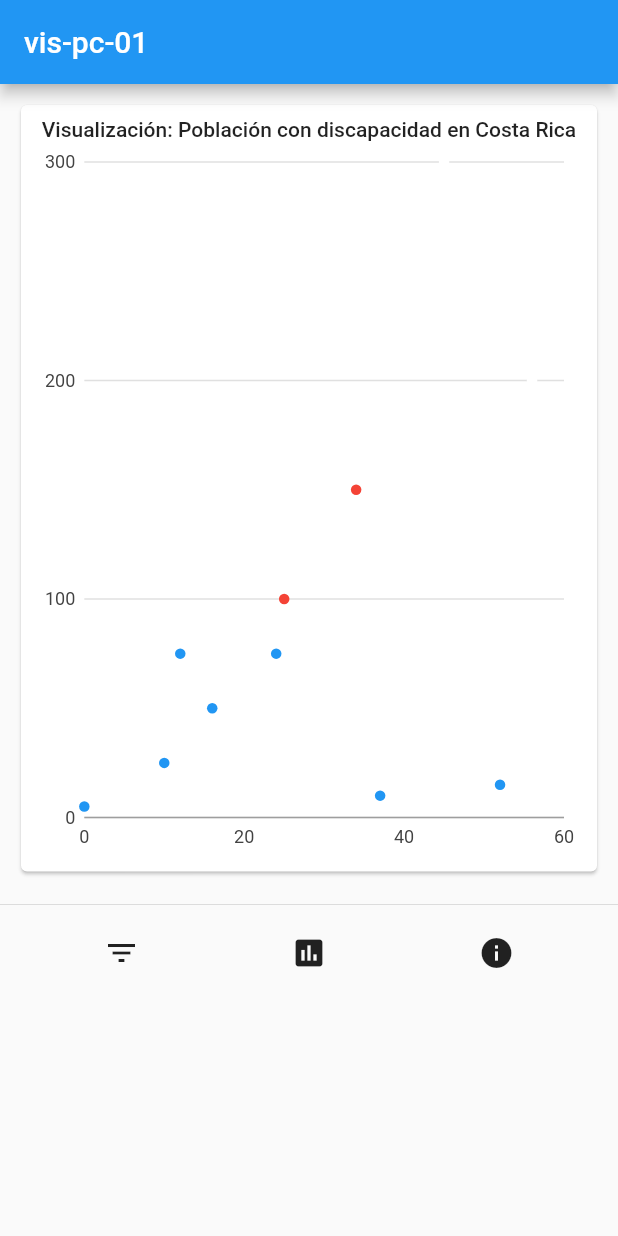
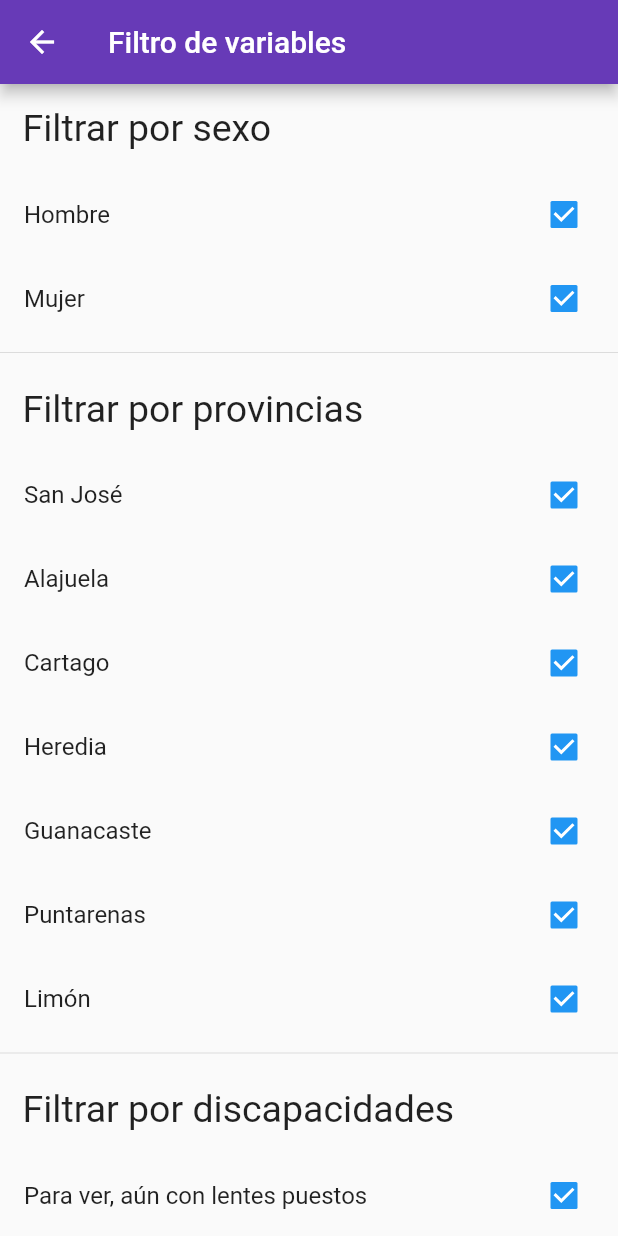
Before and after one commit to andrescornejo/vis-pc-01, a Flutter app: the screen it shows after launch, after a tap on the "filter list" icon, on a phone screen of 412 x 824 dp. Run offline on Flutter 3.47's test engine with Material 2 defaults, Android fonts, the phone set to English and light mode, and no system bars; our stand-ins replace charts_flutter; statements that could not run were skipped.

Commit message:
[incomplete] Filter logic is incomplete.

```diff
--- /dev/null
+++ b/vis_pc_01/lib/dataFilter.dart
@@ -0,0 +1,191 @@
+import 'package:flutter/material.dart';
+import 'package:vispc01/globals.dart' as globals;
+
+class DataFilter extends StatefulWidget {
+  @override
+  DataFilterState createState() => new DataFilterState();
+}
+
+class DataFilterState extends State<DataFilter>{
+
+  @override
+  Widget build(BuildContext context) {
+    return Scaffold(
+      appBar: AppBar(
+        title: Text("Filtro de variables"),
+        backgroundColor: Colors.deepPurple,
+      ),
+      body: ListView(
+        children: <Widget>[
+
+          //SEX FILTER
+          Padding(
+            padding: const EdgeInsets.all(15.0),
+            child: Text(
+              "Filtrar por sexo",
+              style: TextStyle(
+                fontSize: 25.0,
+              ),
+            ),
+          ),
+          CheckboxListTile(
+            title: Text('Hombre'),
+            value: globals.sexM,
+            onChanged: (bool newValue) {
+              setState(() {globals.sexM = newValue;});
+            },
+          ),
+          CheckboxListTile(
+            title: Text('Mujer'),
+            value: globals.sexF,
+            onChanged: (bool newValue) {
+              setState(() {globals.sexF = newValue;});
+            },
+          ),
+          Divider(),
+
+
+          //PROVINCE FILTER
+          Padding(
+              padding: const EdgeInsets.all(15.0),
+              child: Text(
+                "Filtrar por provincias",
+                style: TextStyle(
+                    fontSize: 25.0,
+                ),
+              ),
+          ),
+          CheckboxListTile(
+            title: Text('San José'),
+            value: globals.provSJ,
+            onChanged: (bool newValue) {
+              setState(() {globals.provSJ = newValue;});
+            },
+          ),
+          CheckboxListTile(
+            title: Text('Alajuela'),
+            value: globals.provAL,
+            onChanged: (bool newValue) {
+              setState(() {globals.provAL = newValue;});
+            },
+          ),
+          CheckboxListTile(
+            title: Text('Cartago'),
+            value: globals.provCAR,
+            onChanged: (bool newValue) {
+              setState(() {globals.provCAR = newValue;});
+            },
+          ),
+          CheckboxListTile(
+            title: Text('Heredia'),
+            value: globals.provHER,
+            onChanged: (bool newValue) {
+              setState(() {globals.provHER = newValue;});
+            },
+          ),
+          CheckboxListTile(
+            title: Text('Guanacaste'),
+            value: globals.provGUAN,
+            onChanged: (bool newValue) {
+              setState(() {globals.provGUAN = newValue;});
+            },
+          ),
+          CheckboxListTile(
+            title: Text('Puntarenas'),
+            value: globals.provPUN,
+            onChanged: (bool newValue) {
+              setState(() {globals.provPUN= newValue;});
+            },
+          ),
+          CheckboxListTile(
+            title: Text('Limón'),
+            value: globals.provLIM,
+            onChanged: (bool newValue) {
+              setState(() {globals.provLIM = newValue;});
+            },
+          ),
+          Divider(),
+
+
+          //DISABILITY FILTER
+          Padding(
+            padding: const EdgeInsets.all(15.0),
+            child: Text(
+              "Filtrar por discapacidades",
+              style: TextStyle(
+                fontSize: 25.0,
+              ),
+            ),
+          ),
+          CheckboxListTile(
+            title: Text('Para ver, aún con lentes puestos'),
+            value: globals.disblEYES,
+            onChanged: (bool newValue) {
+              setState(() {globals.disblEYES = newValue;});
+            },
+          ),
+          CheckboxListTile(
+            title: Text('Para oir'),
+            value: globals.disblEARS,
+            onChanged: (bool newValue) {
+              setState(() {globals.disblEARS = newValue;});
+            },
+          ),
+          CheckboxListTile(
+            title: Text('Para hablar'),
+            value: globals.disblTALK,
+            onChanged: (bool newValue) {
+              setState(() {globals.disblTALK = newValue;});
+            },
+          ),
+          CheckboxListTile(
+            title: Text('Para caminar'),
+            value: globals.disblWALK,
+            onChanged: (bool newValue) {
+              setState(() {globals.disblWALK = newValue;});
+            },
+          ),
+          CheckboxListTile(
+            title: Text('Para utilizar brazos o manos'),
+            value: globals.disblARMS,
+            onChanged: (bool newValue) {
+              setState(() {globals.disblARMS = newValue;});
+            },
+          ),
+          CheckboxListTile(
+            title: Text('Del tipo intelectual'),
+            value: globals.disblINTEL,
+            onChanged: (bool newValue) {
+              setState(() {globals.disblINTEL = newValue;});
+            },
+          ),
+          CheckboxListTile(
+            title: Text('Del tipo mental'),
+            value: globals.disblMIND,
+            onChanged: (bool newValue) {
+              setState(() {globals.disblMIND = newValue;});
+            },
+          ),
+
+
+          //AGE GROUP FILTER
+          Padding(
+            padding: const EdgeInsets.all(15.0),
+            child: Text(
+              "Filtrar por discapacidades",
+              style: TextStyle(
+                fontSize: 25.0,
+              ),
+            ),
+          ),
+        ]
+      ),
+
+    );
+  }
+
+  String checkBool(bool input){ //debug function since I can't just print booleans, like in C.
+    if(input) return "true";
+    else return "false";
+  }
+}
--- /dev/null
+++ b/vis_pc_01/lib/globals.dart
@@ -0,0 +1,14 @@
+library vis_pc_01.globals;
+
+//Booleans for the sex filter.
+bool sexM = true, sexF = true;
+
+//Booleans for the province filter.
+bool provSJ = true, provAL = true, provCAR = true, provHER = true,
+      provGUAN = true, provPUN = true, provLIM = true;
+
+//Booleans for the disability filter.
+bool disblEYES = true, disblEARS = true, disblTALK = true, disblWALK = true,
+      disblARMS = true, disblINTEL = true, disblMIND = true;
+
+//Booleans for the age group filter.
--- a/vis_pc_01/lib/home.dart
+++ b/vis_pc_01/lib/home.dart
@@ -1,9 +1,12 @@
+import 'package:flutter/material.dart';
+import 'package:vispc01/dataSeries.dart';
+import 'package:vispc01/dataFilter.dart';
+import 'package:vispc01/infoScreen.dart';
+
+import 'package:vispc01/bubble.dart';
 import 'dart:convert';
 
-import 'package:flutter/material.dart';
-import 'package:vispc01/dataSeries.dart';
 
-import 'package:vispc01/bubble.dart';
 
 class HomePage extends StatelessWidget {
 
@@ -16,14 +19,14 @@ class HomePage extends StatelessWidget {
   @override
   Widget build(BuildContext context){
     return Scaffold(
-        resizeToAvoidBottomInset: false, // set it to false
-
+      resizeToAvoidBottomInset: false, // set it to false
       appBar: AppBar(
         title: Text("vis-pc-01"),
+        backgroundColor: Colors.deepPurple,
       ),
       body: Column(children: <Widget>[
         Container(
-          height: 539,
+          height: 539,    //Hardcoded :( This is for a 1080 x 1920 screen.
           padding: EdgeInsets.all(10),
           child: Card(
             child: Padding(
@@ -47,7 +50,11 @@ class HomePage extends StatelessWidget {
           crossAxisAlignment: CrossAxisAlignment.start,
           children: <Widget>[
             FlatButton(
-              onPressed: () {},
+              onPressed: () {
+                Navigator.push(context,
+                MaterialPageRoute(builder: (context) => DataFilter())
+                );
+              },
               child: Icon(Icons.filter_list),
               disabledColor: Colors.lightBlue[600],
             ),
@@ -57,7 +64,11 @@ class HomePage extends StatelessWidget {
               disabledColor: Colors.lightBlue[600],
             ),
             FlatButton(
-              onPressed: () {},
+              onPressed: () {
+                Navigator.push(context,
+                    MaterialPageRoute(builder: (context) => InfoScreen())
+                );
+              },
               child: Icon(Icons.info),
               disabledColor: Colors.lightBlue[600],
             ),
```
Also changed, not shown: vis_pc_01/lib/infoScreen.dart (added, +16 -0 lines).
